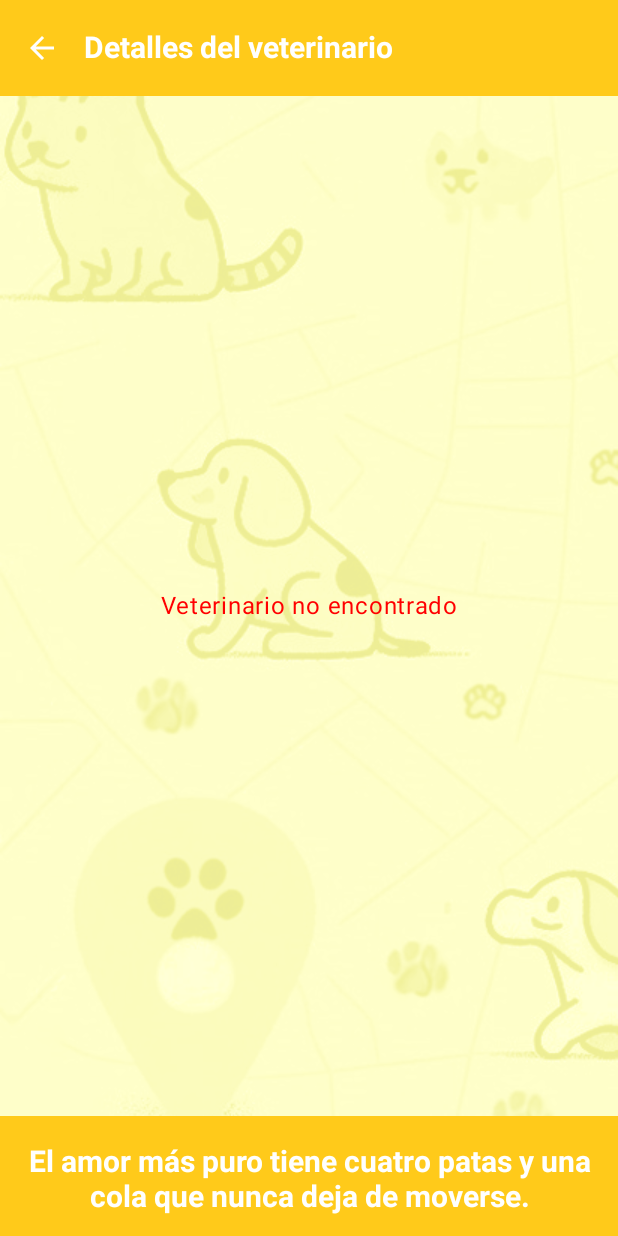
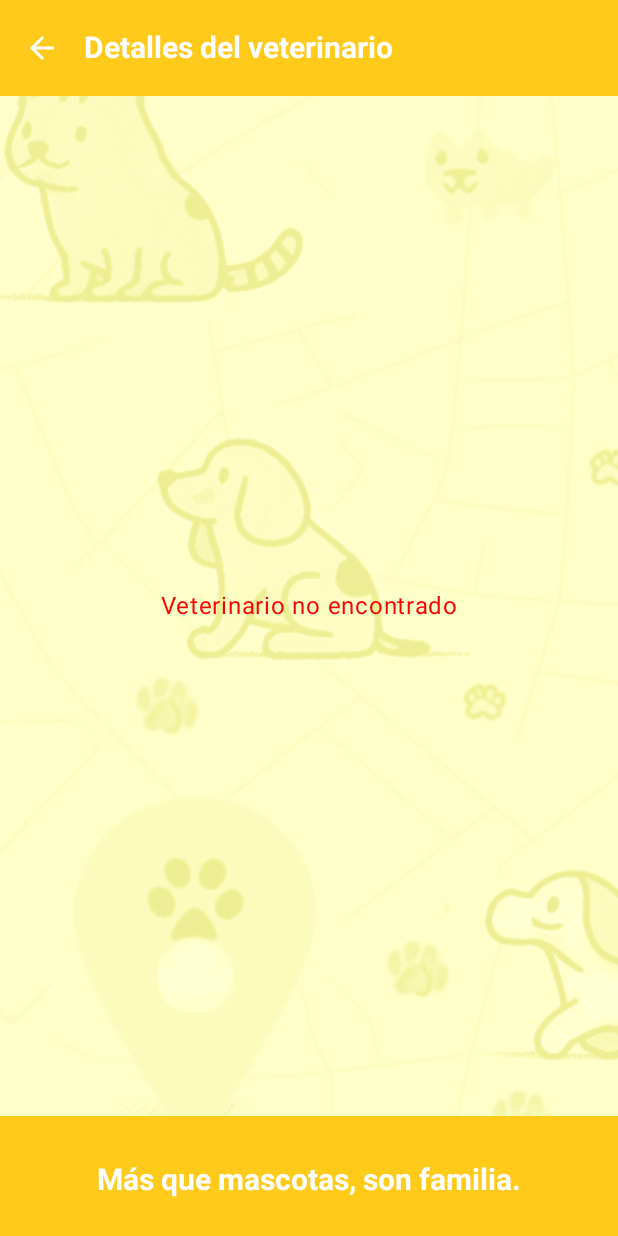
Before and after one commit to alcarazaina/VetSeek, an Android app built with Jetpack Compose: the composable PantallaDetalleVeterinario called with empty values, on a phone screen of 412 x 824 dp. Run offline under Robolectric (Android 15) with nearby library versions, the light colour scheme and no system bars; pictures from the network do not load.

Commit message:
Cambiado el string(Botton) de una de las pantallas que se repetia

```diff
--- a/app/src/main/java/com/dam2v/vetseek/view/PantallaDetalleVeterinario.kt
+++ b/app/src/main/java/com/dam2v/vetseek/view/PantallaDetalleVeterinario.kt
@@ -130,7 +130,7 @@ fun PantallaDetalleVeterinario(
                     contentColor = Color.White
                 ) {
                     Text(
-                        text = stringResource(R.string.textobottom2),
+                        text = stringResource(R.string.textobottom3),
                         modifier = Modifier.fillMaxWidth(),
                         style = TextStyle(color = Color.White),
                         textAlign = TextAlign.Center,
--- a/app/src/main/res/values/strings.xml
+++ b/app/src/main/res/values/strings.xml
@@ -18,4 +18,5 @@
     <string name="no_hay_imagenes">No hay imágenes disponibles para este veterinario</string>
     <string name="veterinario_no_encontrado">Veterinario no encontrado</string>
     <string name="imagenes_encontradas">imágenes encontradas</string>
+    <string name="textobottom3">Más que mascotas, son familia.</string>
 </resources>
```
